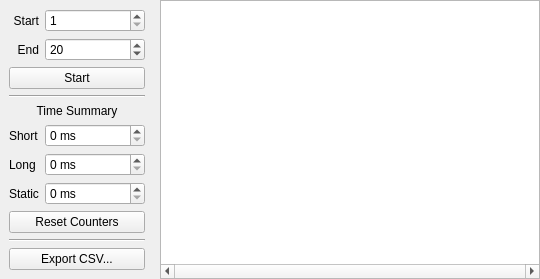
Old version of the form ui/multiview.ui in the repository docsteer/sacnview.
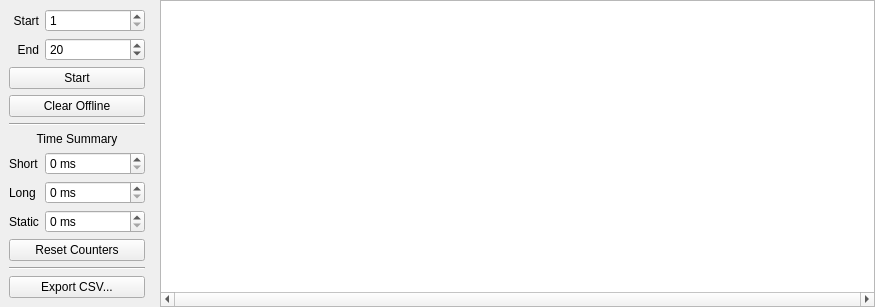
New version of the form. Icons and pictures are not drawn.

Commit message:
Add a button to remove sources that have gone offline
Receiver views now don't show offline sources when initially opened
and have a button to clear offline sources from their list.

Patch:
```diff
--- a/ui/multiview.ui
+++ b/ui/multiview.ui
@@ -6,8 +6,8 @@
    <rect>
     <x>0</x>
     <y>0</y>
-    <width>540</width>
-    <height>274</height>
+    <width>875</width>
+    <height>299</height>
    </rect>
   </property>
   <property name="sizePolicy">
@@ -41,23 +41,6 @@
      <item>
       <widget class="QWidget" name="widget" native="true">
        <layout class="QGridLayout" name="gridLayout">
-        <item row="2" column="0">
-         <widget class="QLabel" name="lblEndUniverse">
-          <property name="text">
-           <string>End</string>
-          </property>
-          <property name="alignment">
-           <set>Qt::AlignRight|Qt::AlignTrailing|Qt::AlignVCenter</set>
-          </property>
-         </widget>
-        </item>
-        <item row="8" column="0">
-         <widget class="QLabel" name="lblStatic">
-          <property name="text">
-           <string>Static</string>
-          </property>
-         </widget>
-        </item>
         <item row="1" column="0">
          <widget class="QLabel" name="lblStartUniverse">
           <property name="sizePolicy">
@@ -74,27 +57,6 @@
           </property>
          </widget>
         </item>
-        <item row="8" column="1">
-         <widget class="QSpinBox" name="spinStatic">
-          <property name="suffix">
-           <string> ms</string>
-          </property>
-         </widget>
-        </item>
-        <item row="9" column="0" colspan="2">
-         <widget class="QPushButton" name="btnResetCounters">
-          <property name="text">
-           <string>Reset Counters</string>
-          </property>
-         </widget>
-        </item>
-        <item row="4" column="0" colspan="2">
-         <widget class="Line" name="line">
-          <property name="orientation">
-           <enum>Qt::Horizontal</enum>
-          </property>
-         </widget>
-        </item>
         <item row="1" column="1">
          <widget class="QSpinBox" name="spinUniverseMin">
           <property name="sizePolicy">
@@ -117,87 +79,122 @@
           </property>
          </widget>
         </item>
-        <item row="6" column="1">
-         <widget class="QSpinBox" name="spinShort">
-          <property name="suffix">
-           <string> ms</string>
-          </property>
-          <property name="value">
-           <number>0</number>
-          </property>
-         </widget>
-        </item>
-        <item row="3" column="0" colspan="2">
-         <widget class="QPushButton" name="btnStartStop">
-          <property name="text">
-           <string>Start</string>
-          </property>
-          <property name="checkable">
-           <bool>true</bool>
-          </property>
-         </widget>
-        </item>
-        <item row="12" column="0">
-         <spacer name="verticalSpacer">
-          <property name="orientation">
-           <enum>Qt::Vertical</enum>
-          </property>
-          <property name="sizeHint" stdset="0">
-           <size>
-            <width>20</width>
-            <height>40</height>
-           </size>
-          </property>
-         </spacer>
-        </item>
         <item row="11" column="0" colspan="2">
-         <widget class="QPushButton" name="btnExport">
-          <property name="text">
-           <string>Export CSV...</string>
+         <widget class="Line" name="line_2">
+          <property name="orientation">
+           <enum>Qt::Horizontal</enum>
           </property>
          </widget>
         </item>
-        <item row="2" column="1">
-         <widget class="QSpinBox" name="spinUniverseMax">
-          <property name="sizePolicy">
-           <sizepolicy hsizetype="Minimum" vsizetype="Fixed">
-            <horstretch>0</horstretch>
-            <verstretch>0</verstretch>
-           </sizepolicy>
-          </property>
-          <property name="minimum">
-           <number>1</number>
-          </property>
-          <property name="maximum">
-           <number>63999</number>
-          </property>
-          <property name="value">
-           <number>20</number>
+        <item row="9" column="0">
+         <widget class="QLabel" name="lblStatic">
+          <property name="text">
+           <string>Static</string>
           </property>
          </widget>
         </item>
         <item row="7" column="1">
+         <widget class="QSpinBox" name="spinShort">
+          <property name="suffix">
+           <string> ms</string>
+          </property>
+          <property name="value">
+           <number>0</number>
+          </property>
+         </widget>
+        </item>
+        <item row="8" column="0">
+         <widget class="QLabel" name="lblLong">
+          <property name="text">
+           <string>Long</string>
+          </property>
+         </widget>
+        </item>
+        <item row="8" column="1">
          <widget class="QSpinBox" name="spinLong">
           <property name="suffix">
            <string> ms</string>
           </property>
          </widget>
         </item>
-        <item row="6" column="0">
+        <item row="7" column="0">
          <widget class="QLabel" name="lblShortInt">
           <property name="text">
            <string>Short</string>
           </property>
          </widget>
         </item>
-        <item row="7" column="0">
-         <widget class="QLabel" name="lblLong">
-          <property name="text">
-           <string>Long</string>
-          </property>
-         </widget>
-        </item>
         <item row="5" column="0" colspan="2">
+         <widget class="Line" name="line">
+          <property name="orientation">
+           <enum>Qt::Horizontal</enum>
+          </property>
+         </widget>
+        </item>
+        <item row="2" column="1">
+         <widget class="QSpinBox" name="spinUniverseMax">
+          <property name="sizePolicy">
+           <sizepolicy hsizetype="Minimum" vsizetype="Fixed">
+            <horstretch>0</horstretch>
+            <verstretch>0</verstretch>
+           </sizepolicy>
+          </property>
+          <property name="minimum">
+           <number>1</number>
+          </property>
+          <property name="maximum">
+           <number>63999</number>
+          </property>
+          <property name="value">
+           <number>20</number>
+          </property>
+         </widget>
+        </item>
+        <item row="12" column="0" colspan="2">
+         <widget class="QPushButton" name="btnExport">
+          <property name="text">
+           <string>Export CSV...</string>
+          </property>
+         </widget>
+        </item>
+        <item row="13" column="0">
+         <spacer name="verticalSpacer">
+          <property name="orientation">
+           <enum>Qt::Vertical</enum>
+          </property>
+          <property name="sizeHint" stdset="0">
+           <size>
+            <width>0</width>
+            <height>0</height>
+           </size>
+          </property>
+         </spacer>
+        </item>
+        <item row="9" column="1">
+         <widget class="QSpinBox" name="spinStatic">
+          <property name="suffix">
+           <string> ms</string>
+          </property>
+         </widget>
+        </item>
+        <item row="10" column="0" colspan="2">
+         <widget class="QPushButton" name="btnResetCounters">
+          <property name="text">
+           <string>Reset Counters</string>
+          </property>
+         </widget>
+        </item>
+        <item row="3" column="0" colspan="2">
+         <widget class="QPushButton" name="btnStartStop">
+          <property name="text">
+           <string>Start</string>
+          </property>
+          <property name="checkable">
+           <bool>true</bool>
+          </property>
+         </widget>
+        </item>
+        <item row="6" column="0" colspan="2">
          <widget class="QLabel" name="lblTime">
           <property name="text">
            <string>Time Summary</string>
@@ -207,10 +204,20 @@
           </property>
          </widget>
         </item>
-        <item row="10" column="0" colspan="2">
-         <widget class="Line" name="line_2">
-          <property name="orientation">
-           <enum>Qt::Horizontal</enum>
+        <item row="2" column="0">
+         <widget class="QLabel" name="lblEndUniverse">
+          <property name="text">
+           <string>End</string>
+          </property>
+          <property name="alignment">
+           <set>Qt::AlignRight|Qt::AlignTrailing|Qt::AlignVCenter</set>
+          </property>
+         </widget>
+        </item>
+        <item row="4" column="0" colspan="2">
+         <widget class="QPushButton" name="btnClearOffline">
+          <property name="text">
+           <string>Clear Offline</string>
           </property>
          </widget>
         </item>
```
The commit also changes 7 other files.
